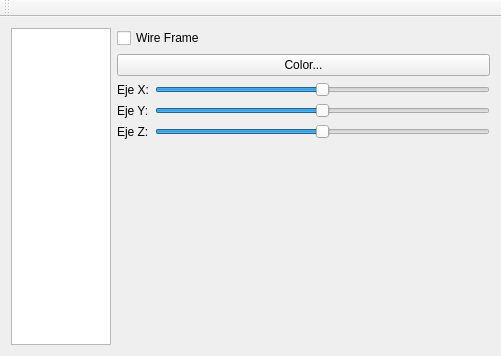
Qt form mainwindow.ui (HiDAl/LuzCamaraQT) before a commit.
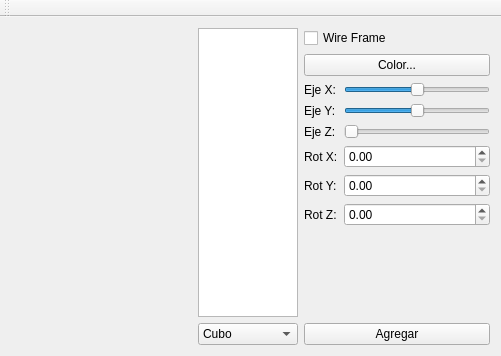
The same form after that commit.

```diff
--- a/mainwindow.ui
+++ b/mainwindow.ui
@@ -25,8 +25,8 @@
    </property>
    <layout class="QGridLayout" name="gridLayout">
     <item row="0" column="0">
-     <layout class="QHBoxLayout" name="horizontalLayout" stretch="0,0">
-      <item>
+     <layout class="QGridLayout" name="gridLayout_2">
+      <item row="0" column="3">
        <widget class="QListWidget" name="listWidget">
         <property name="sizePolicy">
          <sizepolicy hsizetype="Fixed" vsizetype="Expanding">
@@ -42,7 +42,7 @@
         </property>
        </widget>
       </item>
-      <item>
+      <item row="0" column="4">
        <layout class="QVBoxLayout" name="verticalLayout">
         <property name="sizeConstraint">
          <enum>QLayout::SetFixedSize</enum>
@@ -66,6 +66,13 @@
           <property name="fieldGrowthPolicy">
            <enum>QFormLayout::AllNonFixedFieldsGrow</enum>
           </property>
+          <item row="1" column="0">
+           <widget class="QLabel" name="label">
+            <property name="text">
+             <string>Eje X:</string>
+            </property>
+           </widget>
+          </item>
           <item row="1" column="1">
            <widget class="QSlider" name="XAxis">
             <property name="minimum">
@@ -94,39 +101,6 @@
             </property>
            </widget>
           </item>
-          <item row="2" column="1">
-           <widget class="QSlider" name="YAxis">
-            <property name="minimum">
-             <number>-100</number>
-            </property>
-            <property name="maximum">
-             <number>100</number>
-            </property>
-            <property name="orientation">
-             <enum>Qt::Horizontal</enum>
-            </property>
-           </widget>
-          </item>
-          <item row="3" column="1">
-           <widget class="QSlider" name="ZAxis">
-            <property name="minimum">
-             <number>-100</number>
-            </property>
-            <property name="maximum">
-             <number>100</number>
-            </property>
-            <property name="orientation">
-             <enum>Qt::Horizontal</enum>
-            </property>
-           </widget>
-          </item>
-          <item row="1" column="0">
-           <widget class="QLabel" name="label">
-            <property name="text">
-             <string>Eje X:</string>
-            </property>
-           </widget>
-          </item>
           <item row="2" column="0">
            <widget class="QLabel" name="label_2">
             <property name="text">
@@ -134,6 +108,19 @@
             </property>
            </widget>
           </item>
+          <item row="2" column="1">
+           <widget class="QSlider" name="YAxis">
+            <property name="minimum">
+             <number>-100</number>
+            </property>
+            <property name="maximum">
+             <number>100</number>
+            </property>
+            <property name="orientation">
+             <enum>Qt::Horizontal</enum>
+            </property>
+           </widget>
+          </item>
           <item row="3" column="0">
            <widget class="QLabel" name="label_3">
             <property name="text">
@@ -141,10 +128,92 @@
             </property>
            </widget>
           </item>
+          <item row="3" column="1">
+           <widget class="QSlider" name="ZAxis">
+            <property name="minimum">
+             <number>60</number>
+            </property>
+            <property name="maximum">
+             <number>200</number>
+            </property>
+            <property name="orientation">
+             <enum>Qt::Horizontal</enum>
+            </property>
+           </widget>
+          </item>
+          <item row="5" column="1">
+           <widget class="QDoubleSpinBox" name="YRot"/>
+          </item>
+          <item row="4" column="1">
+           <widget class="QDoubleSpinBox" name="XRot"/>
+          </item>
+          <item row="6" column="1">
+           <widget class="QDoubleSpinBox" name="ZRot"/>
+          </item>
+          <item row="4" column="0">
+           <widget class="QLabel" name="label_4">
+            <property name="text">
+             <string>Rot X:</string>
+            </property>
+           </widget>
+          </item>
+          <item row="5" column="0">
+           <widget class="QLabel" name="label_5">
+            <property name="text">
+             <string>Rot Y:</string>
+            </property>
+           </widget>
+          </item>
+          <item row="6" column="0">
+           <widget class="QLabel" name="label_6">
+            <property name="text">
+             <string>Rot Z:</string>
+            </property>
+           </widget>
+          </item>
          </layout>
         </item>
        </layout>
       </item>
+      <item row="3" column="4">
+       <widget class="QPushButton" name="pushButton">
+        <property name="text">
+         <string>Agregar</string>
+        </property>
+       </widget>
+      </item>
+      <item row="3" column="3">
+       <widget class="QComboBox" name="comboBox">
+        <item>
+         <property name="text">
+          <string>Cubo</string>
+         </property>
+        </item>
+        <item>
+         <property name="text">
+          <string>Esfera</string>
+         </property>
+        </item>
+        <item>
+         <property name="text">
+          <string>Luz</string>
+         </property>
+        </item>
+       </widget>
+      </item>
+      <item row="0" column="2">
+       <spacer name="horizontalSpacer">
+        <property name="orientation">
+         <enum>Qt::Horizontal</enum>
+        </property>
+        <property name="sizeHint" stdset="0">
+         <size>
+          <width>40</width>
+          <height>20</height>
+         </size>
+        </property>
+       </spacer>
+      </item>
      </layout>
     </item>
    </layout>
```
